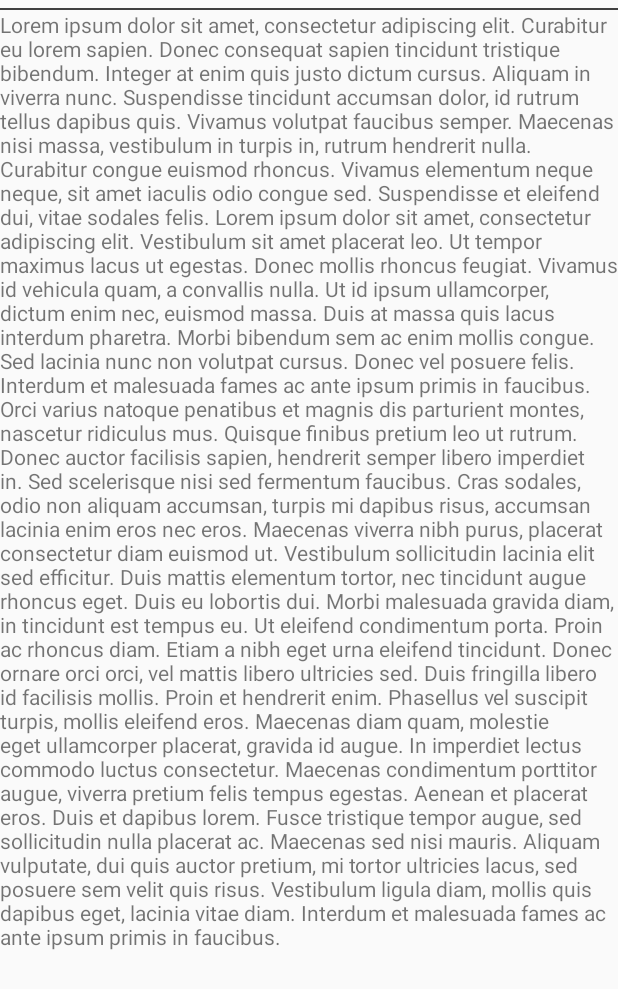
After one commit to Haziqn/Eventful-Organiser, an Android app: the layout termsandconditions.xml on its own in the app's theme, with its tools: preview values and no code run, on a phone screen of 412 x 824 dp. The commit adds this screen. Shown: the top 989 px of the screen. Run offline under Robolectric (Android 15) with nearby library versions, the phone set to English and light mode, and no system bars.

Commit message:
Custom dialog for terms and conditios upo registering an account implemented.

```diff
--- /dev/null
+++ b/app/src/main/res/layout/termsandconditions.xml
@@ -0,0 +1,29 @@
+<?xml version="1.0" encoding="utf-8"?>
+<LinearLayout xmlns:android="http://schemas.android.com/apk/res/android"
+    android:orientation="vertical" android:layout_width="match_parent"
+    android:layout_height="match_parent">
+
+    <View
+        android:layout_marginTop="5dp"
+        android:layout_width="fill_parent"
+        android:layout_height="1dp"
+        android:background="#404040" />
+
+    <ScrollView
+        android:layout_width="match_parent"
+        android:layout_height="match_parent">
+
+        <LinearLayout
+            android:layout_width="match_parent"
+            android:layout_height="wrap_content"
+            android:orientation="vertical" >
+
+            <TextView
+                android:id="@+id/textView5"
+                android:layout_width="match_parent"
+                android:layout_height="wrap_content"
+                android:text="@string/termsAndConditions" />
+        </LinearLayout>
+    </ScrollView>
+
+</LinearLayout>
--- a/app/src/main/res/values/strings.xml
+++ b/app/src/main/res/values/strings.xml
@@ -9,6 +9,15 @@
     <string name="btnLogin">Login</string>
     <string name="welcome">Welcome Eventful</string>
     <string name="action_settings">Settings</string>
+    <string name="termsAndConditions">Lorem ipsum dolor sit amet, consectetur adipiscing elit. Curabitur eu lorem sapien. Donec consequat sapien tincidunt tristique bibendum. Integer at enim quis justo dictum cursus. Aliquam in viverra nunc. Suspendisse tincidunt accumsan dolor, id rutrum tellus dapibus quis. Vivamus volutpat faucibus semper. Maecenas nisi massa, vestibulum in turpis in, rutrum hendrerit nulla. Curabitur congue euismod rhoncus.
+
+Vivamus elementum neque neque, sit amet iaculis odio congue sed. Suspendisse et eleifend dui, vitae sodales felis. Lorem ipsum dolor sit amet, consectetur adipiscing elit. Vestibulum sit amet placerat leo. Ut tempor maximus lacus ut egestas. Donec mollis rhoncus feugiat. Vivamus id vehicula quam, a convallis nulla. Ut id ipsum ullamcorper, dictum enim nec, euismod massa. Duis at massa quis lacus interdum pharetra.
+
+Morbi bibendum sem ac enim mollis congue. Sed lacinia nunc non volutpat cursus. Donec vel posuere felis. Interdum et malesuada fames ac ante ipsum primis in faucibus. Orci varius natoque penatibus et magnis dis parturient montes, nascetur ridiculus mus. Quisque finibus pretium leo ut rutrum. Donec auctor facilisis sapien, hendrerit semper libero imperdiet in. Sed scelerisque nisi sed fermentum faucibus. Cras sodales, odio non aliquam accumsan, turpis mi dapibus risus, accumsan lacinia enim eros nec eros. Maecenas viverra nibh purus, placerat consectetur diam euismod ut. Vestibulum sollicitudin lacinia elit sed efficitur. Duis mattis elementum tortor, nec tincidunt augue rhoncus eget. Duis eu lobortis dui.
+
+Morbi malesuada gravida diam, in tincidunt est tempus eu. Ut eleifend condimentum porta. Proin ac rhoncus diam. Etiam a nibh eget urna eleifend tincidunt. Donec ornare orci orci, vel mattis libero ultricies sed. Duis fringilla libero id facilisis mollis. Proin et hendrerit enim. Phasellus vel suscipit turpis, mollis eleifend eros. Maecenas diam quam, molestie eget ullamcorper placerat, gravida id augue.
+
+In imperdiet lectus commodo luctus consectetur. Maecenas condimentum porttitor augue, viverra pretium felis tempus egestas. Aenean et placerat eros. Duis et dapibus lorem. Fusce tristique tempor augue, sed sollicitudin nulla placerat ac. Maecenas sed nisi mauris. Aliquam vulputate, dui quis auctor pretium, mi tortor ultricies lacus, sed posuere sem velit quis risus. Vestibulum ligula diam, mollis quis dapibus eget, lacinia vitae diam. Interdum et malesuada fames ac ante ipsum primis in faucibus.</string>
 
     <!-- TODO: Remove or change this placeholder text -->
     <string name="hello_blank_fragment">Hello blank fragment</string>
```
Also changed, not shown: app/src/main/java/sg/edu/rp/c346/eventful_organiser/SignUp.java (+30 -2 lines).
